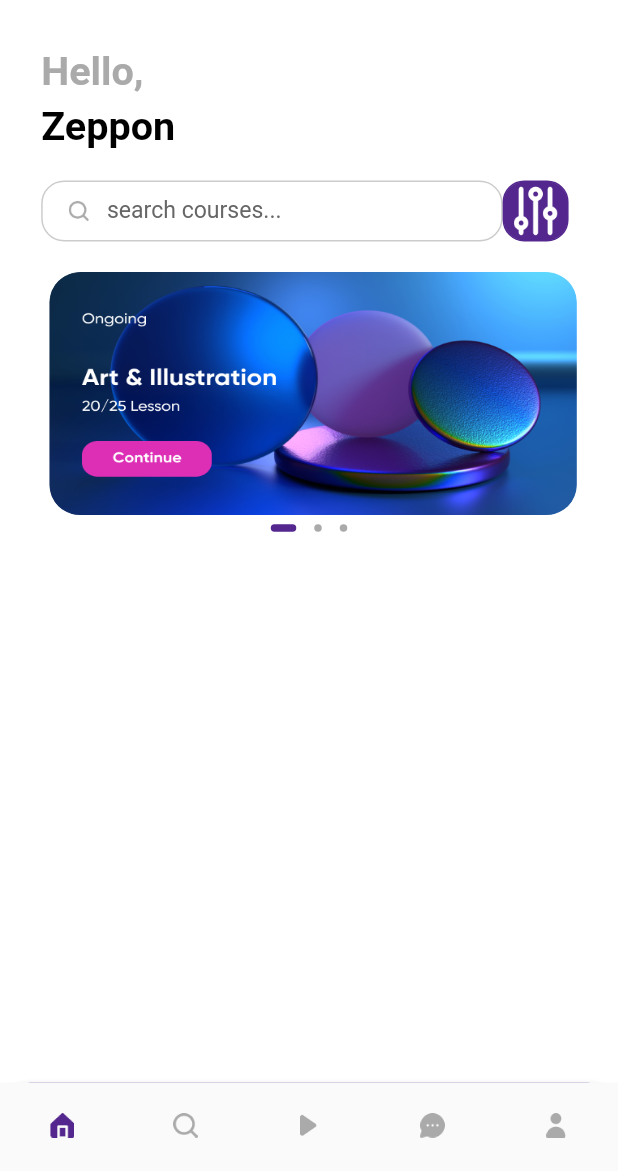
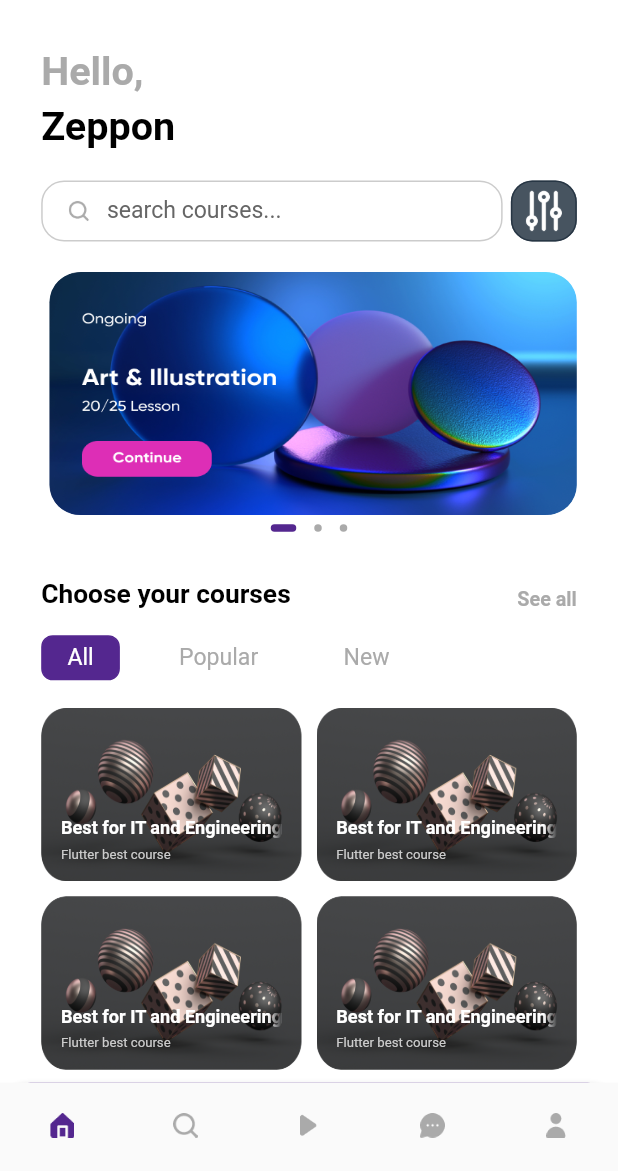
Before and after one commit to Ronnybest/easylearning_flutter, a Flutter app: the ApplicationPage screen opened by its route, on a phone screen of 412 x 824 dp, the part 65-1236 px from its top. Run offline on Flutter 3.47's test engine with Material 2 defaults, Android fonts, the phone set to English and light mode, and no system bars; drawn by our look-alikes of dots_indicator; our stand-ins replace cloud_firestore, firebase_auth, firebase_core, flutter_bloc, flutter_screenutil, fluttertoast and 2 more; accounts and stored records are empty; Roboto replaces fonts that are missing (Avenir).

Commit message:
home page ui and profile ui starting

```diff
--- a/lib/pages/application/application_widgets.dart
+++ b/lib/pages/application/application_widgets.dart
@@ -1,6 +1,7 @@
 // ignore_for_file: prefer_const_constructors
 
 import 'package:easylearning/pages/home/home_page.dart';
+import 'package:easylearning/pages/profile/profile.dart';
 import 'package:flutter/material.dart';
 import 'package:flutter_screenutil/flutter_screenutil.dart';
 
@@ -12,7 +13,7 @@ Widget buildPage(int index) {
     Center(child: Text("Search")),
     Center(child: Text("Courses")),
     Center(child: Text("Chat")),
-    Center(child: Text("Profile")),
+    const ProfilePage(),
   ];
 
   return _widgets[index];
--- a/lib/pages/home/home_page.dart
+++ b/lib/pages/home/home_page.dart
@@ -22,24 +22,64 @@ class _HomePageState extends State<HomePage> {
       body: BlocBuilder<HomeBlocs, HomeStates>(
         builder: (context, state) => Container(
           margin: EdgeInsets.symmetric(vertical: 0, horizontal: 25.w),
-          child: Column(
-            crossAxisAlignment: CrossAxisAlignment.start,
-            children: [
-              buildText(
+          child: CustomScrollView(
+            //crossAxisAlignment: CrossAxisAlignment.start,
+            slivers: [
+              SliverToBoxAdapter(
+                child: buildText(
                   text: "Hello,",
                   color: AppColors.primaryThreeElementText,
                   top: 20,
                 ),
-              buildText(
+              ),
+              SliverToBoxAdapter(
+                child: buildText(
                   text: "Zeppon",
                   color: AppColors.primaryText,
                   top: 5,
                 ),
-              SizedBox(
-                height: 20.h,
               ),
-              searchView(),
-              slidersView(context, state),
+              SliverPadding(
+                padding: EdgeInsets.only(top: 20.h),
+              ),
+              SliverToBoxAdapter(
+                child: searchView(),
+              ),
+              SliverToBoxAdapter(
+                child: slidersView(context, state),
+              ),
+              SliverToBoxAdapter(
+                child: menuView(),
+              ),
+              SliverPadding(
+                padding: EdgeInsets.symmetric(vertical: 18.h, horizontal: 0.w),
+                sliver: SliverGrid(
+                  delegate: SliverChildBuilderDelegate(
+                    childCount: 4,
+                    (context, index) {
+                      return GestureDetector(
+                        onTap: () {},
+                        child: Container(
+                          padding: EdgeInsets.all(12.w),
+                          decoration: BoxDecoration(
+                            borderRadius: BorderRadius.circular(15.w),
+                            image: const DecorationImage(
+                              fit: BoxFit.fill,
+                              image: AssetImage("assets/icons/Image(2).png"),
+                            ),
+                          ),
+                          child: courseGrid(),
+                        ),
+                      );
+                    },
+                  ),
+                  gridDelegate: const SliverGridDelegateWithFixedCrossAxisCount(
+                      crossAxisCount: 2,
+                      crossAxisSpacing: 10,
+                      mainAxisSpacing: 10,
+                      childAspectRatio: 1.5),
+                ),
+              ),
             ],
           ),
         ),
--- a/lib/pages/home/widgets/home_page_widgets.dart
+++ b/lib/pages/home/widgets/home_page_widgets.dart
@@ -53,7 +53,10 @@ Widget buildText(
 
 Widget searchView() {
   return Container(
-    child: Row(children: [
+    child: Row(
+        mainAxisAlignment: MainAxisAlignment.spaceBetween,
+        crossAxisAlignment: CrossAxisAlignment.end,
+        children: [
           Container(
             width: 280.w,
             height: 40.h,
@@ -122,13 +125,16 @@ Widget searchView() {
               width: 40.w,
               height: 40.h,
               decoration: BoxDecoration(
-            color: AppColors.primaryElement,
+                color: AppColors.primary_bg,
                 borderRadius: BorderRadius.all(
                   Radius.circular(13.w),
                 ),
-            border: Border.all(color: AppColors.primaryElement),
+                border: Border.all(color: AppColors.primary_bg),
               ),
-          child: Image.asset("assets/icons/options.png"),
+              child: Image.asset(
+                "assets/icons/options.png",
+                scale: 2.5,
+              ),
             ),
           ),
         ]),
@@ -153,6 +159,7 @@ Widget slidersView(BuildContext context, HomeStates state) {
             context.read<HomeBlocs>().add(HomeDots(value));
           },
           itemCount: itemsPath.length,
+          controller: PageController(initialPage: state.index),
           itemBuilder: (context, index) => Container(
             margin: EdgeInsets.only(left: 5.w),
             width: 325.w,
@@ -185,3 +192,105 @@ Widget slidersView(BuildContext context, HomeStates state) {
     ],
   );
 }
+
+//menu view to show items
+Widget menuView() {
+  return Column(
+    children: [
+      Container(
+        width: 325.w,
+        margin: EdgeInsets.only(top: 25.h),
+        child: Row(
+          mainAxisAlignment: MainAxisAlignment.spaceBetween,
+          crossAxisAlignment: CrossAxisAlignment.end,
+          children: [
+            _reusableTitleSubText(
+                "Choose your courses", AppColors.primaryText, 16),
+            GestureDetector(
+              child: _reusableTitleSubText(
+                  "See all", AppColors.primaryThreeElementText, 12),
+            ),
+          ],
+        ),
+      ),
+      Container(
+        margin: EdgeInsets.only(top: 15.w),
+        child: Row(
+          mainAxisAlignment: MainAxisAlignment.start,
+          children: [
+            _reusableTabText("All"),
+            _reusableTabText("Popular",
+                bgColor: Colors.transparent,
+                textColor: AppColors.primaryThreeElementText),
+            _reusableTabText("New",
+                bgColor: Colors.transparent,
+                textColor: AppColors.primaryThreeElementText),
+          ],
+        ),
+      ),
+    ],
+  );
+}
+
+Widget _reusableTitleSubText(String text, Color color, int fontSize,
+    {FontWeight fontWeight = FontWeight.bold}) {
+  return Container(
+    child: Text(
+      text,
+      style: TextStyle(
+          color: color, fontWeight: fontWeight, fontSize: fontSize.sp),
+    ),
+  );
+}
+
+Widget _reusableTabText(String tabText,
+    {Color bgColor = AppColors.primaryElement,
+    Color textColor = AppColors.primaryElementText}) {
+  return Container(
+    margin: EdgeInsets.only(right: 20.w),
+    decoration: BoxDecoration(
+      color: bgColor,
+      borderRadius: BorderRadius.circular(7.w),
+      border: Border.all(color: bgColor),
+    ),
+    padding: EdgeInsets.only(left: 15.w, right: 15.w, top: 5.h, bottom: 5.h),
+    child: _reusableTitleSubText(tabText, textColor, 14,
+        fontWeight: FontWeight.normal),
+  );
+}
+
+//course grid view UI
+Widget courseGrid() {
+  return Column(
+    mainAxisAlignment: MainAxisAlignment.end,
+    crossAxisAlignment: CrossAxisAlignment.start,
+    children: [
+      Text(
+        "Best for IT and Engineering",
+        maxLines: 1,
+        overflow: TextOverflow.fade,
+        textAlign: TextAlign.left,
+        softWrap: false,
+        style: TextStyle(
+            color: AppColors.primaryElementText,
+            fontWeight: FontWeight.bold,
+            fontSize: 11.sp),
+      ),
+      SizedBox(
+        height: 5.h,
+      ),
+      Text(
+        "Flutter best course",
+        maxLines: 1,
+        overflow: TextOverflow.fade,
+        textAlign: TextAlign.left,
+        softWrap: false,
+        style: TextStyle(
+          color: AppColors.primaryFourElementText,
+          fontWeight: FontWeight.normal,
+          fontSize: 8.sp,
+        ),
+      ),
+    ],
+  );
+}
```
Also changed, not shown: lib/pages/profile/profile.dart (added, +33 -0 lines), lib/pages/profile/widgets/profile_widgets.dart (added, +56 -0 lines). Lines whose indentation alone changed are shown as unchanged.
